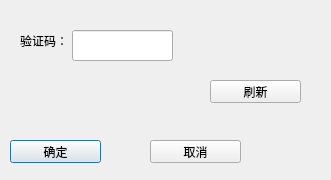
Old version of the form captchadialog.ui in the repository ronnyluo/smart.
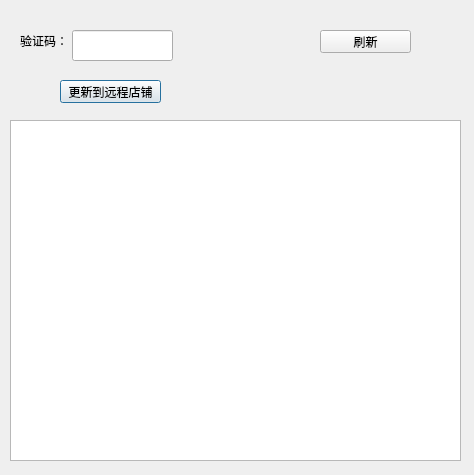
New version of the form.

Commit message:
批量更新 定时器更新
批量更新 定时器更新

What changed in the file:
```diff
--- a/captchadialog.ui
+++ b/captchadialog.ui
@@ -6,8 +6,8 @@
    <rect>
     <x>0</x>
     <y>0</y>
-    <width>331</width>
-    <height>180</height>
+    <width>474</width>
+    <height>475</height>
    </rect>
   </property>
   <property name="windowTitle">
@@ -39,8 +39,8 @@
   <widget class="QLabel" name="label_img">
    <property name="geometry">
     <rect>
-     <x>70</x>
-     <y>70</y>
+     <x>200</x>
+     <y>20</y>
      <width>101</width>
      <height>41</height>
     </rect>
@@ -52,34 +52,21 @@
   <widget class="QPushButton" name="pushButtonOk">
    <property name="geometry">
     <rect>
-     <x>10</x>
-     <y>140</y>
-     <width>91</width>
-     <height>23</height>
-    </rect>
-   </property>
-   <property name="text">
-    <string>确定</string>
-   </property>
-  </widget>
-  <widget class="QPushButton" name="pushButtonCancel">
-   <property name="geometry">
-    <rect>
-     <x>150</x>
-     <y>140</y>
-     <width>91</width>
-     <height>23</height>
-    </rect>
-   </property>
-   <property name="text">
-    <string>取消</string>
-   </property>
-  </widget>
-  <widget class="QPushButton" name="pushButtonOk_refresh">
-   <property name="geometry">
-    <rect>
-     <x>210</x>
+     <x>60</x>
      <y>80</y>
+     <width>101</width>
+     <height>23</height>
+    </rect>
+   </property>
+   <property name="text">
+    <string>更新到远程店铺</string>
+   </property>
+  </widget>
+  <widget class="QPushButton" name="pushButtonOk_refresh">
+   <property name="geometry">
+    <rect>
+     <x>320</x>
+     <y>30</y>
      <width>91</width>
      <height>23</height>
     </rect>
@@ -88,6 +75,16 @@
     <string>刷新</string>
    </property>
   </widget>
+  <widget class="QTextBrowser" name="textBrowser_log">
+   <property name="geometry">
+    <rect>
+     <x>10</x>
+     <y>120</y>
+     <width>451</width>
+     <height>341</height>
+    </rect>
+   </property>
+  </widget>
  </widget>
  <resources/>
  <connections/>
```
The commit also changes 6 other files.
